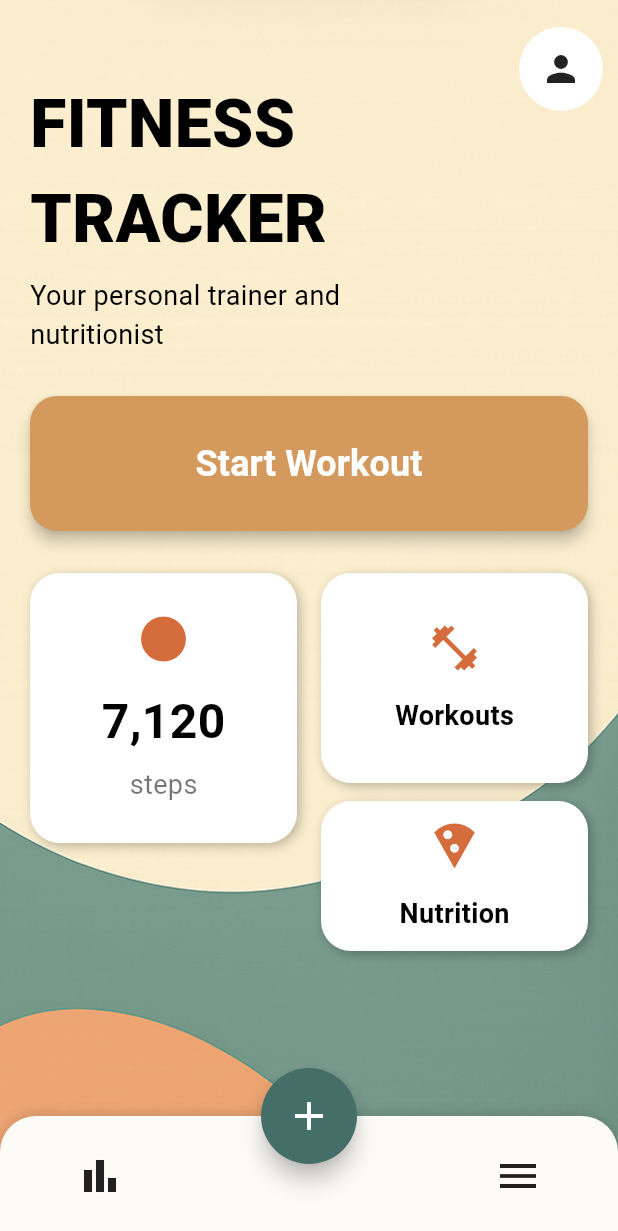
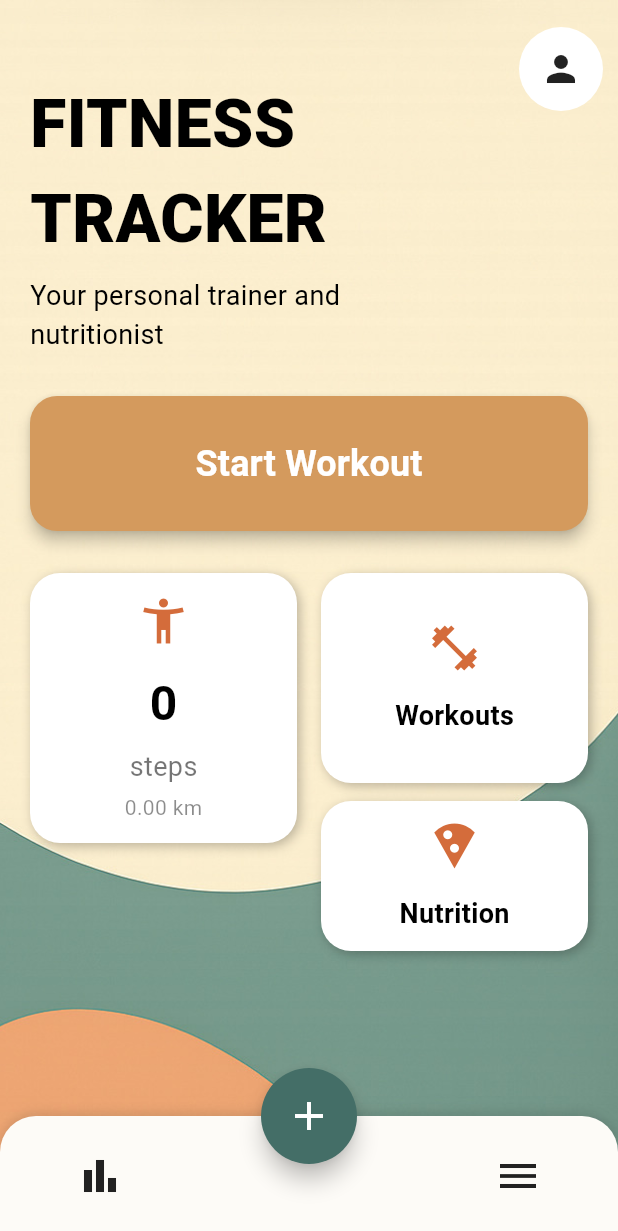
Before and after one commit to BinaryModder/FitTrackerPro, a Flutter app: the screen it shows after launch, after a tap on the "bar chart" icon, on a phone screen of 412 x 824 dp. Shown: the top 1231 px of the screen. Run offline on Flutter 3.47's test engine with Material 3 defaults, Android fonts, the phone set to English and light mode, and no system bars; our stand-ins replace pedometer.

Commit message:
start making real stepcounter

```diff
--- a/Client/lib/main.dart
+++ b/Client/lib/main.dart
@@ -1,4 +1,5 @@
 import 'package:flutter/material.dart';
+import 'package:pedometer/pedometer.dart';
 import 'catalog.dart';
 import 'profile.dart';
 import 'workouts.dart';
@@ -19,8 +20,60 @@ class FitnessApp extends StatelessWidget {
   }
 }
 
-class MainScreen extends StatelessWidget {
+class MainScreen extends StatefulWidget {
   const MainScreen({super.key});
+
+  @override
+  State<MainScreen> createState() => _MainScreenState();
+}
+
+class _MainScreenState extends State<MainScreen> {
+  int _steps = 0;
+  String _status = 'waiting';
+  late Stream<StepCount> _stepCountStream;
+  late Stream<PedestrianStatus> _pedestrianStatusStream;
+
+  @override
+  void initState() {
+    super.initState();
+    _initPedometer();
+  }
+
+  void _initPedometer() {
+    _pedestrianStatusStream = Pedometer.pedestrianStatusStream;
+    _pedestrianStatusStream.listen(_onPedestrianStatusChanged);
+
+    _stepCountStream = Pedometer.stepCountStream;
+    _stepCountStream.listen(_onStepCount);
+
+    Pedometer.stepCountStream.listen(_onStepCount);
+  }
+
+  void _onStepCount(StepCount event) {
+    print('Steps: ${event.steps}');
+    setState(() {
+      _steps = event.steps;
+    });
+  }
+
+  void _onPedestrianStatusChanged(PedestrianStatus event) {
+    print('Status: $event');
+    setState(() {
+      _status = event.status;
+    });
+  }
+
+  String _formatSteps(int steps) {
+    return steps.toString().replaceAllMapped(
+      RegExp(r'(\d{1,3})(?=(\d{3})+(?!\d))'),
+      (Match m) => '${m[1]},',
+    );
+  }
+
+  double _calculateDistance(int steps) {
+    // Средняя длина шага ~0.0008 км
+    return (steps * 0.0008);
+  }
 
   @override
   Widget build(BuildContext context) {
@@ -169,29 +222,39 @@ class MainScreen extends StatelessWidget {
                                   ),
                                 ],
                               ),
-                              child: const Column(
+                              child: Column(
                                 mainAxisAlignment: MainAxisAlignment.center,
                                 children: [
                                   Icon(
-                                    Icons.circle,
+                                    _status == 'walking'
+                                      ? Icons.directions_walk
+                                      : Icons.accessibility_new,
                                     size: 36,
-                                    color: Color(0xFFD46C3B),
+                                    color: const Color(0xFFD46C3B),
                                   ),
-                                  SizedBox(height: 14),
+                                  const SizedBox(height: 14),
                                   Text(
-                                    '7,120',
-                                    style: TextStyle(
+                                    _formatSteps(_steps),
+                                    style: const TextStyle(
                                       fontSize: 32,
                                       fontWeight: FontWeight.bold,
                                       color: Colors.black,
                                     ),
                                   ),
-                                  SizedBox(height: 6),
-                                  Text(
+                                  const SizedBox(height: 6),
+                                  const Text(
                                     'steps',
                                     style: TextStyle(
                                       fontSize: 18,
                                       color: Colors.black54,
+                                    ),
+                                  ),
+                                  const SizedBox(height: 4),
+                                  Text(
+                                    '${_calculateDistance(_steps).toStringAsFixed(2)} km',
+                                    style: const TextStyle(
+                                      fontSize: 14,
+                                      color: Colors.black45,
                                     ),
                                   ),
                                 ],
--- a/Client/pubspec.yaml
+++ b/Client/pubspec.yaml
@@ -9,6 +9,7 @@ environment:
 dependencies:
   flutter:
     sdk: flutter
+  pedometer: ^4.1.1
 
 dev_dependencies:
   flutter_test:
```
Also changed, not shown: 4 other files.
